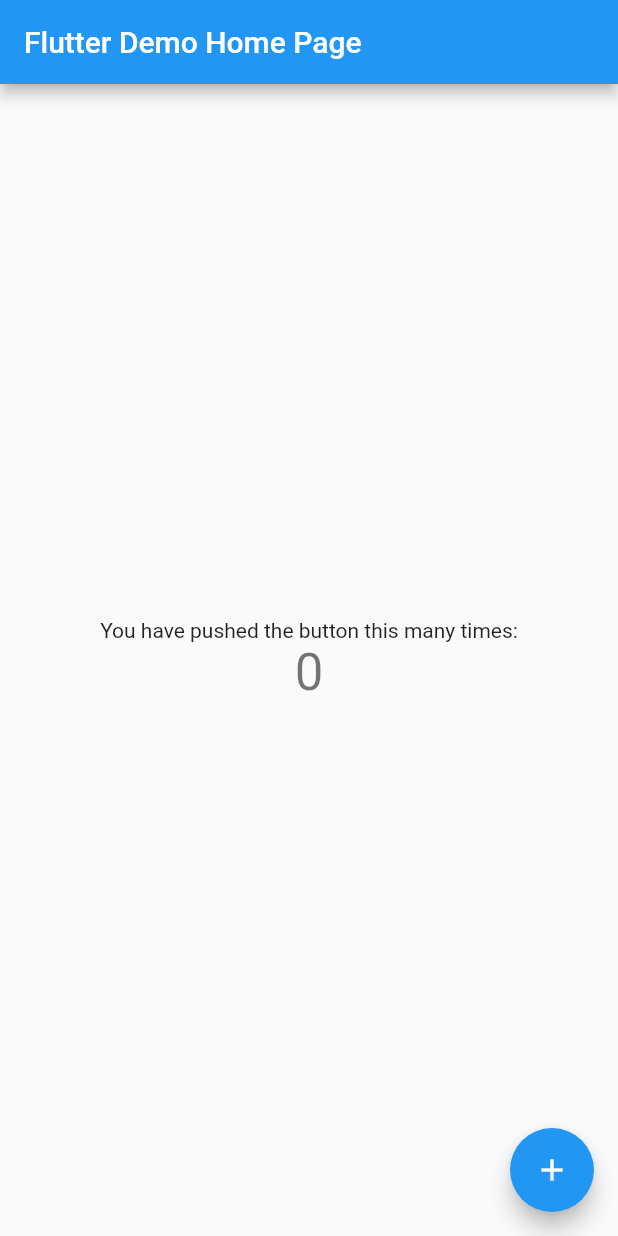
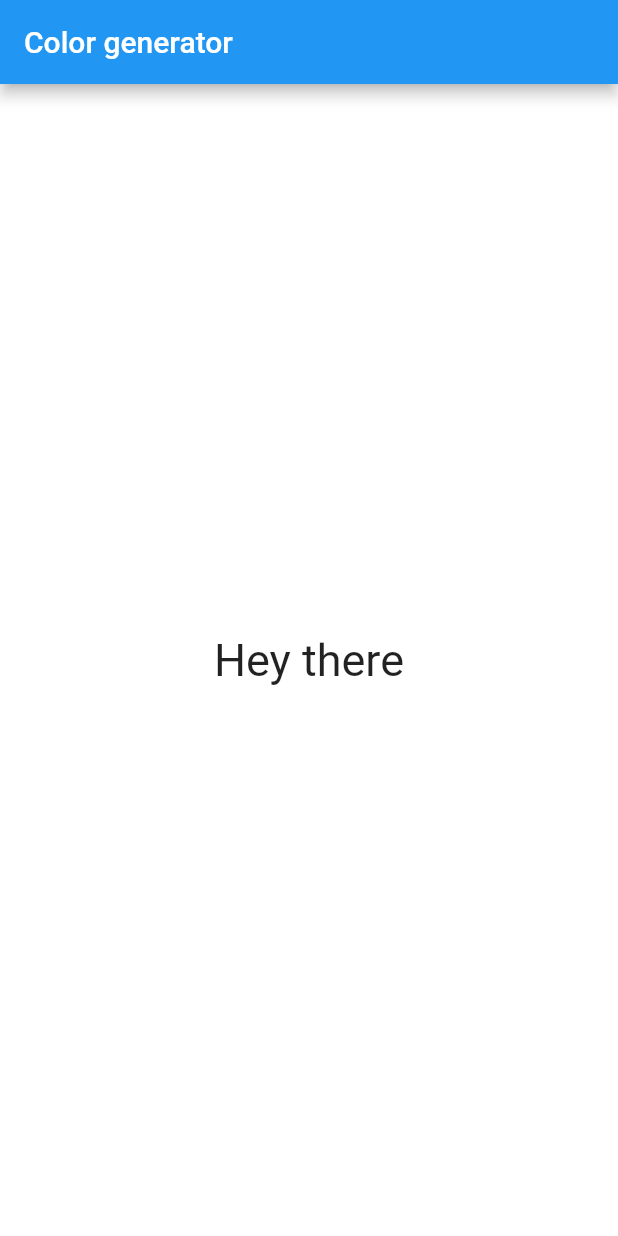
Before and after one commit to annpinchuk/test_task, a Flutter app: the screen it shows after launch, on a phone screen of 412 x 824 dp. Run offline on Flutter 3.47's test engine with Material 2 defaults, Android fonts, the phone set to English and light mode, and no system bars.

Commit message:
added Color Generator, widget tests

```diff
--- /dev/null
+++ b/lib/app.dart
@@ -0,0 +1,22 @@
+import 'package:flutter/material.dart';
+
+import 'package:test_task/features/color_generator/presentation/views/color_generator_page.dart';
+
+/// App main widget
+class App extends StatelessWidget {
+  /// Constructor, declaring one optional parameter [key]
+  const App({
+    super.key,
+  });
+
+  @override
+  Widget build(BuildContext context) {
+    return MaterialApp(
+      title: 'Test task',
+      theme: ThemeData(
+        primarySwatch: Colors.blue,
+      ),
+      home: const ColorGeneratorPage(title: 'Color generator'),
+    );
+  }
+}
--- /dev/null
+++ b/lib/features/color_generator/presentation/views/color_generator_page.dart
@@ -0,0 +1,56 @@
+import 'package:flutter/material.dart';
+
+import 'package:test_task/features/color_generator/services/color_generator_service.dart';
+
+/// Widget, displaying color generator
+class ColorGeneratorPage extends StatefulWidget {
+  /// The title of the page
+  final String title;
+
+  /// Constructor, declaring two optional parameters [key], [title]
+  const ColorGeneratorPage({
+    super.key,
+    required this.title,
+  });
+
+  @override
+  State<ColorGeneratorPage> createState() => _ColorGeneratorPageState();
+}
+
+class _ColorGeneratorPageState extends State<ColorGeneratorPage> {
+  /// Initialize ColorGeneratorService
+  final ColorGeneratorService colorGeneratorService = ColorGeneratorService();
+
+  Color backgroundColor = Colors.white; // Initial background color
+
+  @override
+  Widget build(BuildContext context) {
+    return GestureDetector(
+      onTap: () {
+        setState(() {
+          backgroundColor = colorGeneratorService.generateRandomColor();
+        });
+      },
+      child: Scaffold(
+        appBar: AppBar(
+          title: Text(widget.title),
+        ),
+        backgroundColor: backgroundColor,
+        body: Center(
+          child: Container(
+            color: Colors.white,
+            child: const Padding(
+              padding: EdgeInsets.all(15.0),
+              child: Text(
+                'Hey there',
+                style: TextStyle(
+                  fontSize: 30,
+                ),
+              ),
+            ),
+          ),
+        ),
+      ),
+    );
+  }
+}
--- /dev/null
+++ b/lib/features/color_generator/services/color_generator_service.dart
@@ -0,0 +1,27 @@
+import 'dart:math';
+
+import 'package:flutter/material.dart';
+
+/// Class for random color generation
+class ColorGeneratorService {
+  /// Maximum RGB value
+  static const int maxRGBValue = 255;
+
+  /// Color opacity value
+  static const double colorOpacity = 1.0;
+
+  /// Generates random int value in range from [0] to [maxRGBValue] inclusive
+  int generateRandomColorValue() {
+    return Random().nextInt(maxRGBValue + 1);
+  }
+
+  /// Generates random Color
+  Color generateRandomColor() {
+    return Color.fromRGBO(
+      generateRandomColorValue(),
+      generateRandomColorValue(),
+      generateRandomColorValue(),
+      colorOpacity,
+    );
+  }
+}
--- a/lib/main.dart
+++ b/lib/main.dart
@@ -1,115 +1,7 @@
 import 'package:flutter/material.dart';
 
+import 'package:test_task/app.dart';
+
 void main() {
-  runApp(const MyApp());
+  runApp(const App());
 }
-
-class MyApp extends StatelessWidget {
-  const MyApp({super.key});
-
-  // This widget is the root of your application.
-  @override
-  Widget build(BuildContext context) {
-    return MaterialApp(
-      title: 'Flutter Demo',
-      theme: ThemeData(
-        // This is the theme of your application.
-        //
-        // Try running your application with "flutter run". You'll see the
-        // application has a blue toolbar. Then, without quitting the app, try
-        // changing the primarySwatch below to Colors.green and then invoke
-        // "hot reload" (press "r" in the console where you ran "flutter run",
-        // or simply save your changes to "hot reload" in a Flutter IDE).
-        // Notice that the counter didn't reset back to zero; the application
-        // is not restarted.
-        primarySwatch: Colors.blue,
-      ),
-      home: const MyHomePage(title: 'Flutter Demo Home Page'),
-    );
-  }
-}
-
-class MyHomePage extends StatefulWidget {
-  const MyHomePage({super.key, required this.title});
-
-  // This widget is the home page of your application. It is stateful, meaning
-  // that it has a State object (defined below) that contains fields that affect
-  // how it looks.
-
-  // This class is the configuration for the state. It holds the values (in this
-  // case the title) provided by the parent (in this case the App widget) and
-  // used by the build method of the State. Fields in a Widget subclass are
-  // always marked "final".
-
-  final String title;
-
-  @override
-  State<MyHomePage> createState() => _MyHomePageState();
-}
-
-class _MyHomePageState extends State<MyHomePage> {
-  int _counter = 0;
-
-  void _incrementCounter() {
-    setState(() {
-      // This call to setState tells the Flutter framework that something has
-      // changed in this State, which causes it to rerun the build method below
-      // so that the display can reflect the updated values. If we changed
-      // _counter without calling setState(), then the build method would not be
-      // called again, and so nothing would appear to happen.
-      _counter++;
-    });
-  }
-
-  @override
-  Widget build(BuildContext context) {
-    // This method is rerun every time setState is called, for instance as done
-    // by the _incrementCounter method above.
-    //
-    // The Flutter framework has been optimized to make rerunning build methods
-    // fast, so that you can just rebuild anything that needs updating rather
-    // than having to individually change instances of widgets.
-    return Scaffold(
-      appBar: AppBar(
-        // Here we take the value from the MyHomePage object that was created by
-        // the App.build method, and use it to set our appbar title.
-        title: Text(widget.title),
-      ),
-      body: Center(
-        // Center is a layout widget. It takes a single child and positions it
-        // in the middle of the parent.
-        child: Column(
-          // Column is also a layout widget. It takes a list of children and
-          // arranges them vertically. By default, it sizes itself to fit its
-          // children horizontally, and tries to be as tall as its parent.
-          //
-          // Invoke "debug painting" (press "p" in the console, choose the
-          // "Toggle Debug Paint" action from the Flutter Inspector in Android
-          // Studio, or the "Toggle Debug Paint" command in Visual Studio Code)
-          // to see the wireframe for each widget.
-          //
-          // Column has various properties to control how it sizes itself and
-          // how it positions its children. Here we use mainAxisAlignment to
-          // center the children vertically; the main axis here is the vertical
-          // axis because Columns are vertical (the cross axis would be
-          // horizontal).
-          mainAxisAlignment: MainAxisAlignment.center,
-          children: <Widget>[
-            const Text(
-              'You have pushed the button this many times:',
-            ),
-            Text(
-              '$_counter',
-              style: Theme.of(context).textTheme.headline4,
-            ),
-          ],
-        ),
-      ),
-      floatingActionButton: FloatingActionButton(
-        onPressed: _incrementCounter,
-        tooltip: 'Increment',
-        child: const Icon(Icons.add),
-      ), // This trailing comma makes auto-formatting nicer for build methods.
-    );
-  }
-}
```
Also changed, not shown: pubspec.yaml (+4 -70 lines), 2 other files.
